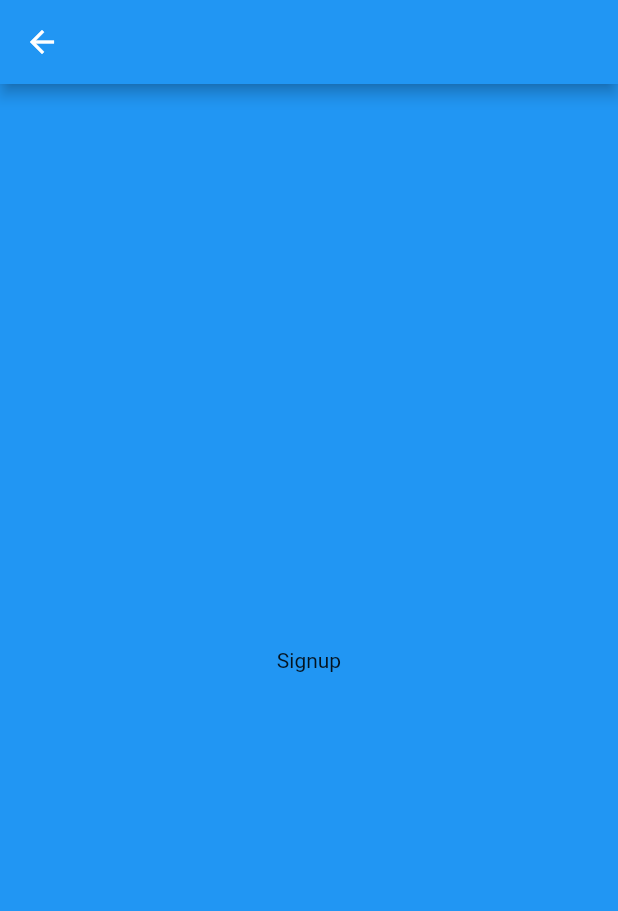
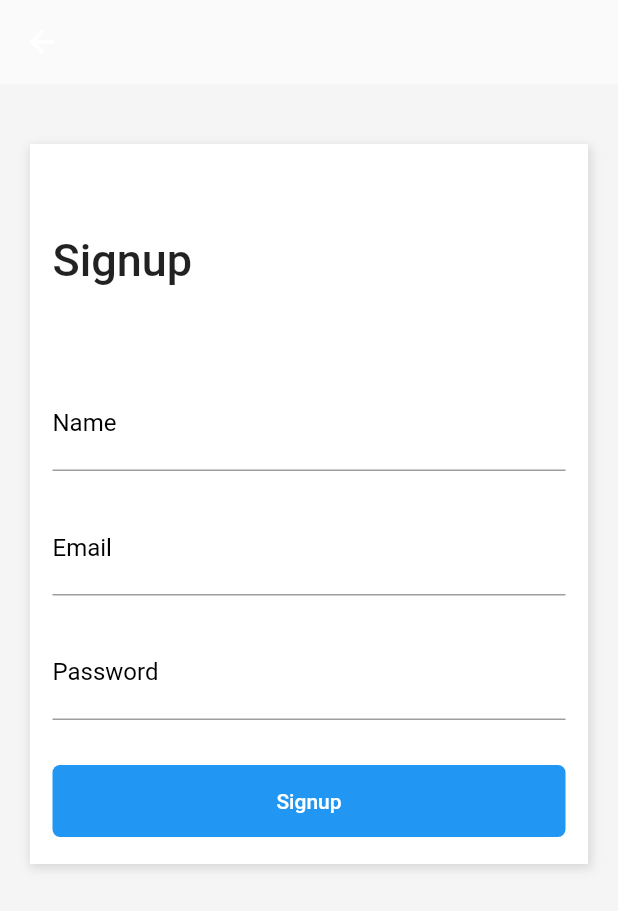
Before and after one commit to pedrosales/shopping, a Flutter app: the SignupPage screen opened directly, on a phone screen of 412 x 824 dp. Shown: the top 911 px of the screen. Run offline on Flutter 3.47's test engine with Material 2 defaults, Android fonts, the phone set to English and light mode, and no system bars.

Commit message:
tela signup

```diff
--- a/lib/pages/signup.page.dart
+++ b/lib/pages/signup.page.dart
@@ -4,11 +4,125 @@ class SignupPage extends StatelessWidget {
   @override
   Widget build(BuildContext context) {
     return Scaffold(
-        appBar: AppBar(),
-        body: Container(
-            color: Colors.blue,
-            child: Center(
-              child: Text("Signup"),
-            )));
+      appBar: AppBar(
+        backgroundColor: Colors.white.withOpacity(0),
+        elevation: 0,
+      ),
+      body: SingleChildScrollView(
+        child: Container(
+          color: Color(0xFFF5F5F5),
+          padding: EdgeInsets.only(
+            top: 40,
+            left: 20,
+            right: 20,
+            bottom: 40,
+          ),
+          child: Column(
+            children: <Widget>[
+              Container(
+                height: 480,
+                decoration: BoxDecoration(
+                  color: Colors.white,
+                  boxShadow: [
+                    new BoxShadow(
+                      color: Colors.black12,
+                      offset: new Offset(1, 2.0),
+                      blurRadius: 5,
+                      spreadRadius: 1,
+                    ),
+                  ],
+                ),
+                child: Padding(
+                  padding: EdgeInsets.only(
+                    left: 15,
+                    right: 15,
+                    top: 60,
+                  ),
+                  child: Column(
+                    crossAxisAlignment: CrossAxisAlignment.stretch,
+                    children: <Widget>[
+                      Text(
+                        "Signup",
+                        style: TextStyle(
+                          fontSize: 30,
+                          fontWeight: FontWeight.w500,
+                        ),
+                      ),
+                      SizedBox(
+                        height: 60,
+                      ),
+                      TextFormField(
+                        keyboardType: TextInputType.text,
+                        decoration: InputDecoration(
+                          labelText: "Name",
+                          labelStyle: TextStyle(
+                            color: Colors.black,
+                            fontWeight: FontWeight.w400,
+                            fontSize: 16,
+                          ),
+                        ),
+                        style: TextStyle(
+                          fontSize: 20,
+                        ),
+                      ),
+                      SizedBox(
+                        height: 20,
+                      ),
+                      TextFormField(
+                        keyboardType: TextInputType.emailAddress,
+                        decoration: InputDecoration(
+                          labelText: "Email",
+                          labelStyle: TextStyle(
+                            color: Colors.black,
+                            fontWeight: FontWeight.w400,
+                            fontSize: 16,
+                          ),
+                        ),
+                        style: TextStyle(
+                          fontSize: 20,
+                        ),
+                      ),
+                      SizedBox(
+                        height: 20,
+                      ),
+                      TextFormField(
+                        obscureText: true,
+                        keyboardType: TextInputType.text,
+                        decoration: InputDecoration(
+                          labelText: "Password",
+                          labelStyle: TextStyle(
+                            color: Colors.black,
+                            fontWeight: FontWeight.w400,
+                            fontSize: 16,
+                          ),
+                        ),
+                        style: TextStyle(
+                          fontSize: 20,
+                        ),
+                      ),
+                      SizedBox(
+                        height: 30,
+                      ),
+                      Container(
+                        width: double.infinity,
+                        decoration: BoxDecoration(
+                          color: Colors.blue,
+                          borderRadius: BorderRadius.all(Radius.circular(5)),
+                        ),
+                        child: FlatButton(
+                          onPressed: () {},
+                          child: Text("Signup",
+                              style: TextStyle(color: Colors.white)),
+                        ),
+                      ),
+                    ],
+                  ),
+                ),
+              ),
+            ],
+          ),
+        ),
+      ),
+    );
   }
 }
```
